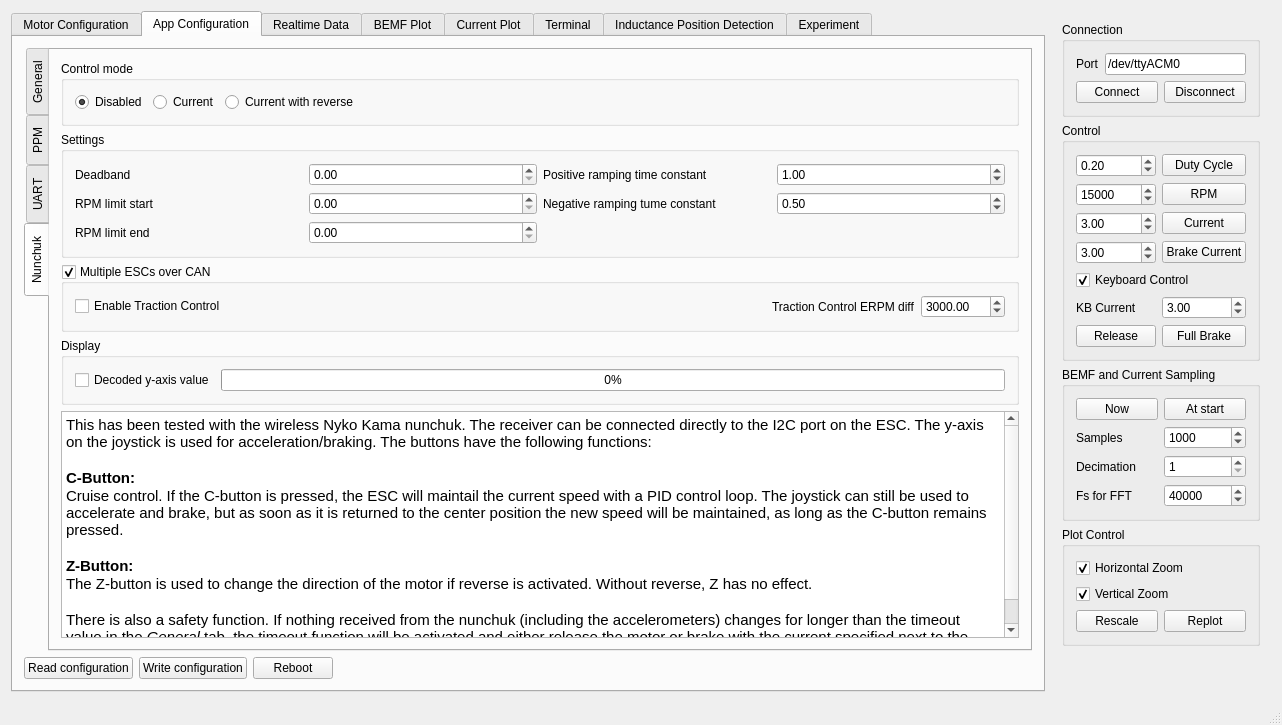
Before: the Qt Designer form mainwindow.ui in vedderb/bldc-tool, drawn with Qt 5.
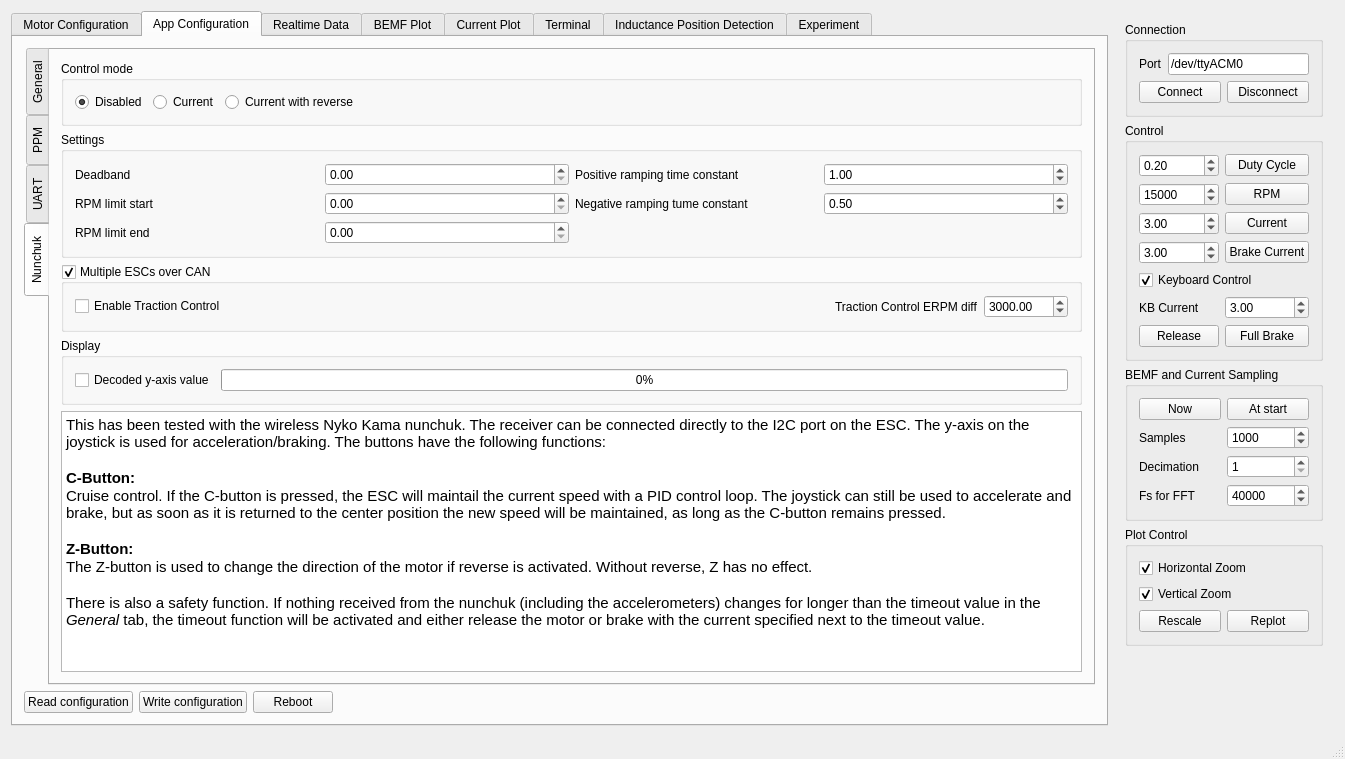
After: the same form once the commit is applied. The open tabs and pages were chosen to show the change. Custom widgets are drawn as their Qt base class.

Patch:
```diff
--- a/mainwindow.ui
+++ b/mainwindow.ui
@@ -6,8 +6,8 @@
    <rect>
     <x>0</x>
     <y>0</y>
-    <width>1282</width>
-    <height>725</height>
+    <width>1345</width>
+    <height>759</height>
    </rect>
   </property>
   <property name="sizePolicy">
@@ -1981,16 +1981,16 @@
                  <string>&lt;!DOCTYPE HTML PUBLIC &quot;-//W3C//DTD HTML 4.0//EN&quot; &quot;http://www.w3.org/TR/REC-html40/strict.dtd&quot;&gt;
 &lt;html&gt;&lt;head&gt;&lt;meta name=&quot;qrichtext&quot; content=&quot;1&quot; /&gt;&lt;style type=&quot;text/css&quot;&gt;
 p, li { white-space: pre-wrap; }
-&lt;/style&gt;&lt;/head&gt;&lt;body style=&quot; font-family:'Ubuntu'; font-size:11pt; font-weight:400; font-style:normal;&quot;&gt;
-&lt;p style=&quot; margin-top:0px; margin-bottom:0px; margin-left:0px; margin-right:0px; -qt-block-indent:0; text-indent:0px;&quot;&gt;This has been tested with the wireless Nyko Kama nunchuk. The receiver can be connected directly to the I2C port on the ESC. The y-axis on the joystick is used for acceleration/braking. The buttons have the following functions:&lt;/p&gt;
-&lt;p style=&quot;-qt-paragraph-type:empty; margin-top:0px; margin-bottom:0px; margin-left:0px; margin-right:0px; -qt-block-indent:0; text-indent:0px;&quot;&gt;&lt;br /&gt;&lt;/p&gt;
-&lt;p style=&quot; margin-top:0px; margin-bottom:0px; margin-left:0px; margin-right:0px; -qt-block-indent:0; text-indent:0px;&quot;&gt;&lt;span style=&quot; font-weight:600;&quot;&gt;C-Button:&lt;/span&gt;&lt;/p&gt;
-&lt;p style=&quot; margin-top:0px; margin-bottom:0px; margin-left:0px; margin-right:0px; -qt-block-indent:0; text-indent:0px;&quot;&gt;Cruise control. If the C-button is pressed, the ESC will maintail the current speed with a PID control loop. The joystick can still be used to accelerate and brake, but as soon as it is returned to the center position the new speed will be maintained, as long as the C-button remains pressed.&lt;/p&gt;
-&lt;p style=&quot;-qt-paragraph-type:empty; margin-top:0px; margin-bottom:0px; margin-left:0px; margin-right:0px; -qt-block-indent:0; text-indent:0px;&quot;&gt;&lt;br /&gt;&lt;/p&gt;
-&lt;p style=&quot; margin-top:0px; margin-bottom:0px; margin-left:0px; margin-right:0px; -qt-block-indent:0; text-indent:0px;&quot;&gt;&lt;span style=&quot; font-weight:600;&quot;&gt;Z-Button:&lt;/span&gt;&lt;/p&gt;
-&lt;p style=&quot; margin-top:0px; margin-bottom:0px; margin-left:0px; margin-right:0px; -qt-block-indent:0; text-indent:0px;&quot;&gt;The Z-button is used to change the direction of the motor if reverse is activated. Without reverse, Z has no effect.&lt;/p&gt;
-&lt;p style=&quot;-qt-paragraph-type:empty; margin-top:0px; margin-bottom:0px; margin-left:0px; margin-right:0px; -qt-block-indent:0; text-indent:0px;&quot;&gt;&lt;br /&gt;&lt;/p&gt;
-&lt;p style=&quot; margin-top:0px; margin-bottom:0px; margin-left:0px; margin-right:0px; -qt-block-indent:0; text-indent:0px;&quot;&gt;There is also a safety function. If nothing received from the nunchuk (including the accelerometers) changes for longer than the timeout value in the &lt;span style=&quot; font-style:italic;&quot;&gt;General&lt;/span&gt; tab, the timeout function will be activated and either release the motor or brake with the current specified next to the timeout value.&lt;/p&gt;&lt;/body&gt;&lt;/html&gt;</string>
+&lt;/style&gt;&lt;/head&gt;&lt;body style=&quot; font-family:'Ubuntu'; font-size:12pt; font-weight:400; font-style:normal;&quot;&gt;
+&lt;p style=&quot; margin-top:0px; margin-bottom:0px; margin-left:0px; margin-right:0px; -qt-block-indent:0; text-indent:0px;&quot;&gt;&lt;span style=&quot; font-size:11pt;&quot;&gt;This has been tested with the wireless Nyko Kama nunchuk. The receiver can be connected directly to the I2C port on the ESC. The y-axis on the joystick is used for acceleration/braking. The buttons have the following functions:&lt;/span&gt;&lt;/p&gt;
+&lt;p style=&quot;-qt-paragraph-type:empty; margin-top:0px; margin-bottom:0px; margin-left:0px; margin-right:0px; -qt-block-indent:0; text-indent:0px; font-size:11pt;&quot;&gt;&lt;br /&gt;&lt;/p&gt;
+&lt;p style=&quot; margin-top:0px; margin-bottom:0px; margin-left:0px; margin-right:0px; -qt-block-indent:0; text-indent:0px;&quot;&gt;&lt;span style=&quot; font-size:11pt; font-weight:600;&quot;&gt;C-Button:&lt;/span&gt;&lt;/p&gt;
+&lt;p style=&quot; margin-top:0px; margin-bottom:0px; margin-left:0px; margin-right:0px; -qt-block-indent:0; text-indent:0px;&quot;&gt;&lt;span style=&quot; font-size:11pt;&quot;&gt;Cruise control. If the C-button is pressed, the ESC will maintail the current speed with a PID control loop. The joystick can still be used to accelerate and brake, but as soon as it is returned to the center position the new speed will be maintained, as long as the C-button remains pressed.&lt;/span&gt;&lt;/p&gt;
+&lt;p style=&quot;-qt-paragraph-type:empty; margin-top:0px; margin-bottom:0px; margin-left:0px; margin-right:0px; -qt-block-indent:0; text-indent:0px; font-size:11pt;&quot;&gt;&lt;br /&gt;&lt;/p&gt;
+&lt;p style=&quot; margin-top:0px; margin-bottom:0px; margin-left:0px; margin-right:0px; -qt-block-indent:0; text-indent:0px;&quot;&gt;&lt;span style=&quot; font-size:11pt; font-weight:600;&quot;&gt;Z-Button:&lt;/span&gt;&lt;/p&gt;
+&lt;p style=&quot; margin-top:0px; margin-bottom:0px; margin-left:0px; margin-right:0px; -qt-block-indent:0; text-indent:0px;&quot;&gt;&lt;span style=&quot; font-size:11pt;&quot;&gt;The Z-button is used to change the direction of the motor if reverse is activated. Without reverse, Z has no effect.&lt;/span&gt;&lt;/p&gt;
+&lt;p style=&quot;-qt-paragraph-type:empty; margin-top:0px; margin-bottom:0px; margin-left:0px; margin-right:0px; -qt-block-indent:0; text-indent:0px; font-size:11pt;&quot;&gt;&lt;br /&gt;&lt;/p&gt;
+&lt;p style=&quot; margin-top:0px; margin-bottom:0px; margin-left:0px; margin-right:0px; -qt-block-indent:0; text-indent:0px;&quot;&gt;&lt;span style=&quot; font-size:11pt;&quot;&gt;There is also a safety function. If nothing received from the nunchuk (including the accelerometers) changes for longer than the timeout value in the &lt;/span&gt;&lt;span style=&quot; font-size:11pt; font-style:italic;&quot;&gt;General&lt;/span&gt;&lt;span style=&quot; font-size:11pt;&quot;&gt; tab, the timeout function will be activated and either release the motor or brake with the current specified next to the timeout value.&lt;/span&gt;&lt;/p&gt;&lt;/body&gt;&lt;/html&gt;</string>
                 </property>
                </widget>
               </item>
```
Left out of the diff: 24 changed lines with no effect on the pictures.
